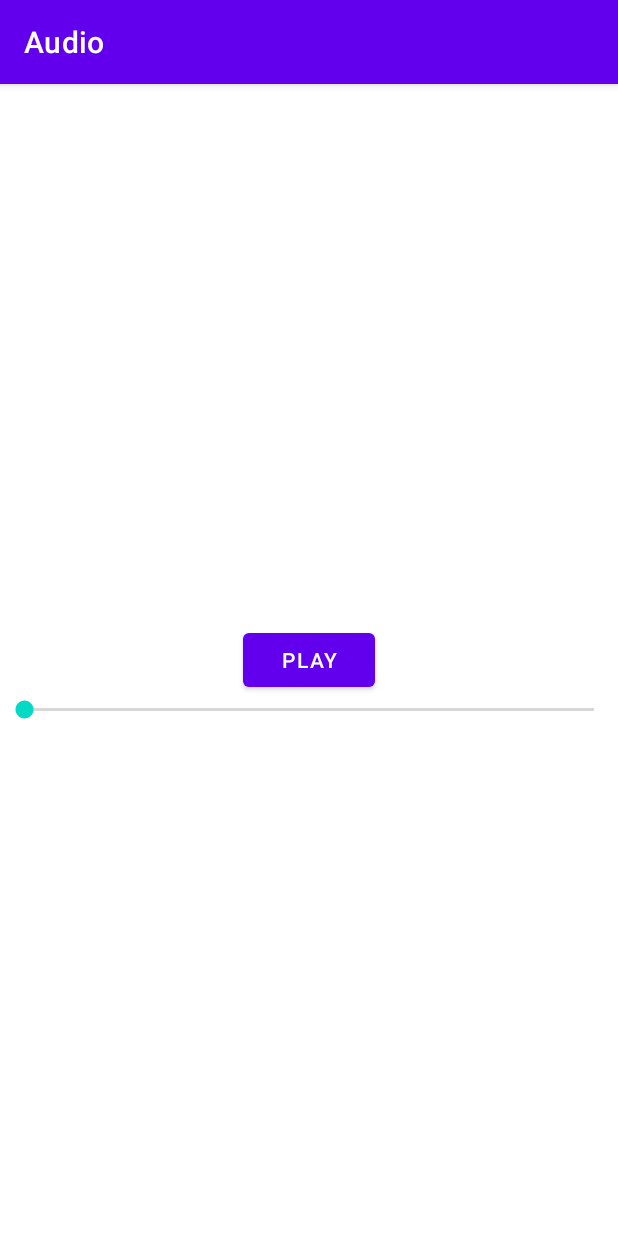
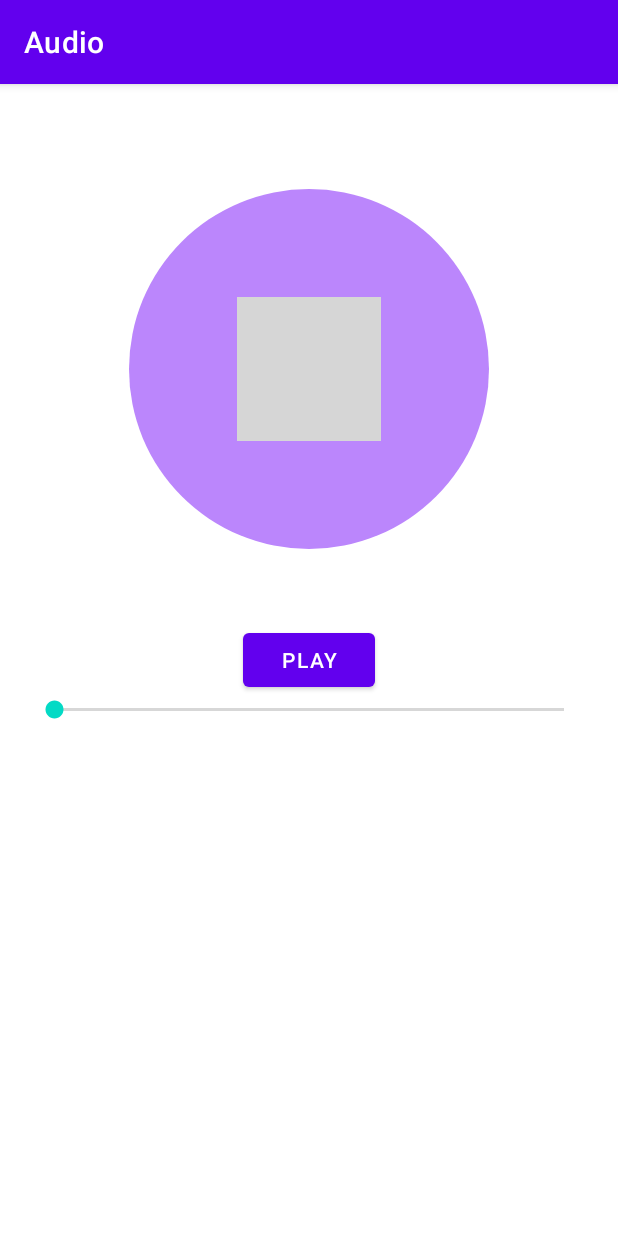
Before and after one commit to Bohdan1928/Audio, an Android app: the screen it shows after launch (MainActivity), on a phone screen of 412 x 824 dp. Run offline under Robolectric (Android 15) with nearby library versions, the phone set to English and light mode, and no system bars; grey boxes are pictures that could not be loaded.

Commit message:
full practice

```diff
--- /dev/null
+++ b/app/src/main/res/drawable/circle.xml
@@ -0,0 +1,10 @@
+<?xml version="1.0" encoding="utf-8"?>
+<shape xmlns:android="http://schemas.android.com/apk/res/android"
+    android:shape="oval">
+
+    <solid
+        android:color="@color/purple_200"/>
+    <size
+        android:width="240dp"
+        android:height="240dp"/>
+</shape>
--- a/app/src/main/res/layout/activity_main.xml
+++ b/app/src/main/res/layout/activity_main.xml
@@ -4,6 +4,7 @@
     xmlns:tools="http://schemas.android.com/tools"
     android:layout_width="match_parent"
     android:layout_height="match_parent"
+    android:padding="20dp"
     tools:context=".MainActivity">
 
     <Button
@@ -25,5 +26,24 @@
         app:layout_constraintTop_toBottomOf="@+id/button"
         app:layout_constraintEnd_toEndOf="parent"/>
 
+    <ImageView
+        android:id="@+id/imageView3"
+        android:layout_width="wrap_content"
+        android:layout_height="wrap_content"
+        app:srcCompat="@drawable/circle"
+        app:layout_constraintTop_toTopOf="parent"
+        app:layout_constraintStart_toStartOf="parent"
+        app:layout_constraintEnd_toEndOf="parent"
+        app:layout_constraintBottom_toTopOf="@+id/button"/>
+    <ImageView
+        android:id="@+id/imageView4"
+        android:layout_width="wrap_content"
+        android:layout_height="wrap_content"
+        app:srcCompat="@drawable/ic_baseline_queue_music_24"
+        app:layout_constraintTop_toTopOf="parent"
+        app:layout_constraintStart_toStartOf="parent"
+        app:layout_constraintEnd_toEndOf="parent"
+        app:layout_constraintBottom_toTopOf="@+id/button"/>
+
 
 </androidx.constraintlayout.widget.ConstraintLayout>
```
